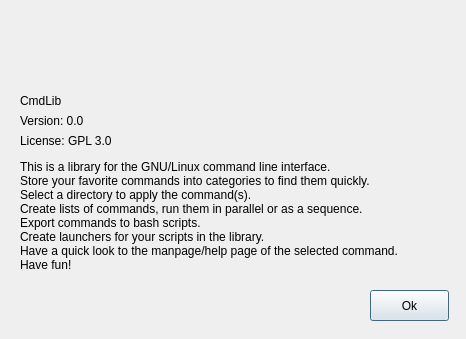
First picture: the form in about.ui, repository sonejostudios/CmdLib, before the edit.
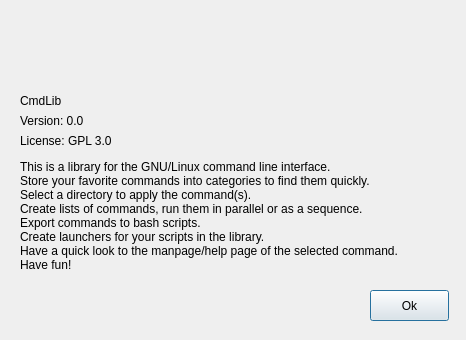
Second picture: the form after the edit. Icons and pictures are not drawn.

Commit message: change about dialog size

The edit to the form file:
```diff
--- a/about.ui
+++ b/about.ui
@@ -7,7 +7,7 @@
     <x>0</x>
     <y>0</y>
     <width>466</width>
-    <height>339</height>
+    <height>340</height>
    </rect>
   </property>
   <property name="sizePolicy">
```
The commit also changes 3 other files.
